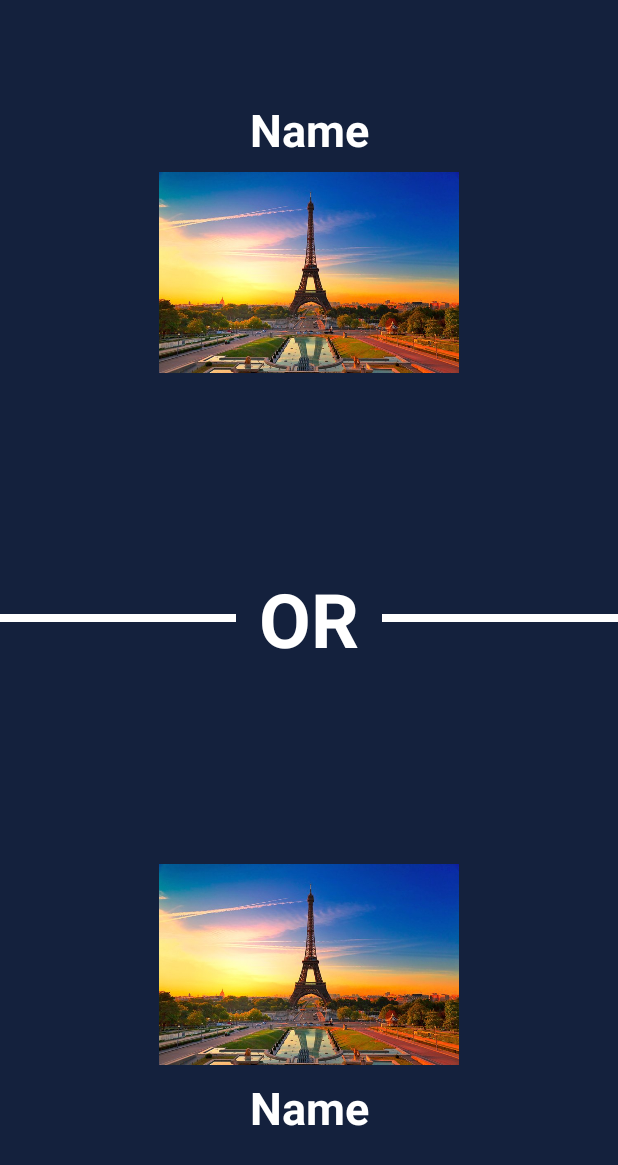
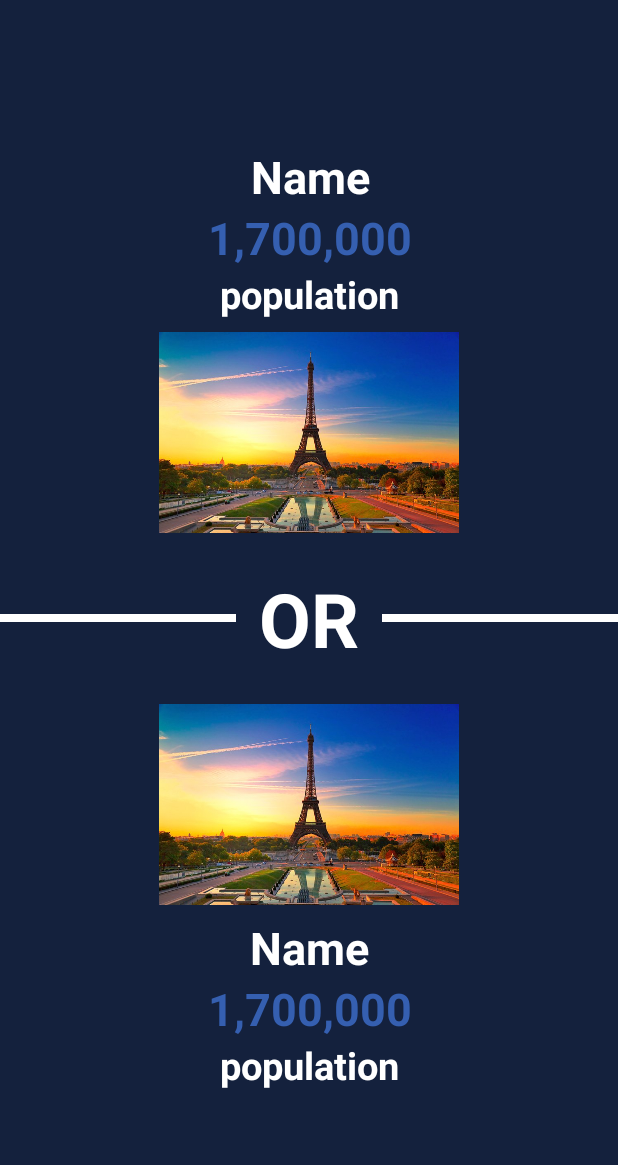
Before and after one commit to AdamDawi/Higher-or-Lower-Game, an Android app: the layout activity_game.xml on its own in the app's theme, with its tools: preview values and no code run, on a phone screen of 412 x 824 dp. Shown: the top 1165 px of the screen. Run offline under Robolectric (Android 15) with nearby library versions, the phone set to English and light mode, and no system bars.

Commit message:
progress dialog, draw country to choose from

```diff
--- a/app/src/main/java/com/example/myapplication/CountryService.kt
+++ b/app/src/main/java/com/example/myapplication/CountryService.kt
@@ -5,7 +5,7 @@ import retrofit2.http.GET
 
 interface CountryService
 {
-    @GET("v3.1/all")
+    @GET("v3.1/independent?status=true")
 
     fun getCountry() : Call<List<CountryModel>>
 }
--- a/app/src/main/res/layout/activity_game.xml
+++ b/app/src/main/res/layout/activity_game.xml
@@ -11,11 +11,10 @@
         android:id="@+id/ivCircleImageUp"
         android:layout_width="200dp"
         android:layout_height="150dp"
-        tools:src="@drawable/ff"
         app:layout_constraintBottom_toTopOf="@+id/flOR"
         app:layout_constraintEnd_toEndOf="parent"
         app:layout_constraintStart_toStartOf="parent"
-        app:layout_constraintTop_toTopOf="parent" />
+        tools:src="@drawable/ff" />
 
     <TextView
         android:id="@+id/tvNameUp"
@@ -24,10 +23,37 @@
         android:textColor="@color/white"
         android:textSize="30sp"
         android:textStyle="bold"
+        app:layout_constraintBottom_toTopOf="@id/tvPopulationNumberUp"
+        app:layout_constraintEnd_toEndOf="@+id/tvPopulationNumberUp"
+        app:layout_constraintStart_toStartOf="@+id/tvPopulationNumberUp"
+        tools:text="Name" />
+
+    <TextView
+        android:id="@+id/tvPopulationNumberUp"
+        android:layout_width="wrap_content"
+        android:layout_height="wrap_content"
+        android:textColor="@color/blue"
+        android:textSize="30sp"
+        android:textStyle="bold"
+        app:layout_constraintBottom_toTopOf="@id/tvPopulationUp"
+        app:layout_constraintEnd_toEndOf="@+id/tvPopulationUp"
+        app:layout_constraintStart_toStartOf="@+id/tvPopulationUp"
+        tools:text="1,700,000" />
+
+    <TextView
+        android:id="@+id/tvPopulationUp"
+        android:layout_width="wrap_content"
+        android:layout_height="wrap_content"
+        android:text="@string/population"
+        android:textColor="@color/white"
+        android:textSize="25sp"
+        android:textStyle="bold"
         app:layout_constraintBottom_toTopOf="@+id/ivCircleImageUp"
         app:layout_constraintEnd_toEndOf="parent"
         app:layout_constraintStart_toStartOf="parent"
-        tools:text="Name" />
+        android:visibility="invisible"
+        tools:visibility="visible"/>
+
 
     <FrameLayout
         android:id="@+id/flOR"
@@ -36,7 +62,9 @@
         app:layout_constraintBottom_toBottomOf="parent"
         app:layout_constraintEnd_toEndOf="parent"
         app:layout_constraintStart_toStartOf="parent"
-        app:layout_constraintTop_toTopOf="parent">
+        app:layout_constraintTop_toTopOf="parent"
+        android:visibility="invisible"
+        tools:visibility="visible">
 
         <View
             android:layout_width="match_parent"
@@ -60,11 +88,10 @@
         android:id="@+id/ivCircleImageDown"
         android:layout_width="200dp"
         android:layout_height="150dp"
-        tools:src="@drawable/ff"
-        app:layout_constraintBottom_toBottomOf="parent"
         app:layout_constraintEnd_toEndOf="parent"
         app:layout_constraintStart_toStartOf="parent"
-        app:layout_constraintTop_toBottomOf="@+id/flOR" />
+        app:layout_constraintTop_toBottomOf="@+id/flOR"
+        tools:src="@drawable/ff" />
 
     <TextView
         android:id="@+id/tvNameDown"
@@ -73,10 +100,37 @@
         android:textColor="@color/white"
         android:textSize="30sp"
         android:textStyle="bold"
+        app:layout_constraintBottom_toTopOf="@id/tvPopulationNumberDown"
         app:layout_constraintEnd_toEndOf="parent"
         app:layout_constraintStart_toStartOf="parent"
         app:layout_constraintTop_toBottomOf="@+id/ivCircleImageDown"
         tools:text="Name" />
 
+    <TextView
+        android:id="@+id/tvPopulationNumberDown"
+        android:layout_width="wrap_content"
+        android:layout_height="wrap_content"
+        android:textColor="@color/blue"
+        android:textSize="30sp"
+        android:textStyle="bold"
+        app:layout_constraintEnd_toEndOf="@+id/tvNameDown"
+        app:layout_constraintStart_toStartOf="@+id/tvNameDown"
+        app:layout_constraintTop_toBottomOf="@+id/tvNameDown"
+        tools:text="1,700,000" />
+
+    <TextView
+        android:id="@+id/tvPopulationDown"
+        android:layout_width="wrap_content"
+        android:layout_height="wrap_content"
+        android:text="@string/population"
+        android:textColor="@color/white"
+        android:textSize="25sp"
+        android:textStyle="bold"
+        app:layout_constraintEnd_toEndOf="parent"
+        app:layout_constraintStart_toStartOf="parent"
+        app:layout_constraintTop_toBottomOf="@+id/tvPopulationNumberDown"
+        android:visibility="invisible"
+        tools:visibility="visible"/>
+
 
 </androidx.constraintlayout.widget.ConstraintLayout>
--- a/app/src/main/res/values/strings.xml
+++ b/app/src/main/res/values/strings.xml
@@ -4,4 +4,6 @@
     <string name="or">OR</string>
     <string name="higher">HIGHER</string>
     <string name="start">START</string>
+    <string name="population">population</string>
+    <string name="please_wait">Please wait...</string>
 </resources>
```
Also changed, not shown: app/src/main/java/com/example/myapplication/GameActivity.kt (+79 -7 lines), app/src/main/res/layout/custom_progress_dialog.xml (added, +37 -0 lines).
